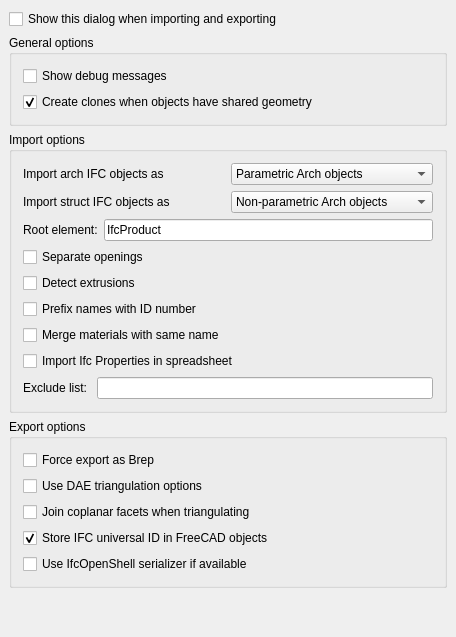
berndhahnebach/All_FreeCAD, file src/Mod/Arch/Resources/ui/preferences-ifc.ui: the form before one commit.
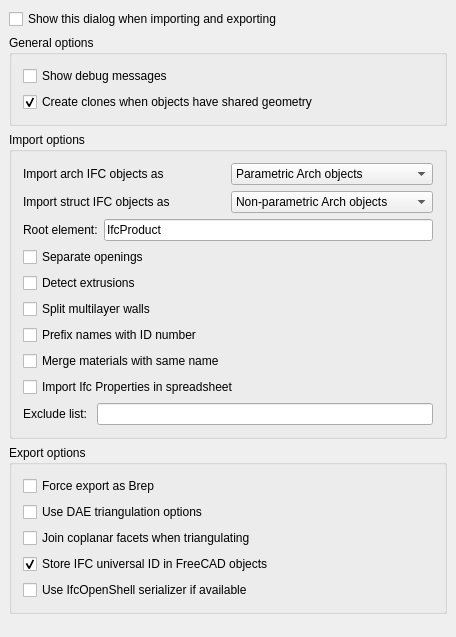
The form after the commit. Custom widgets are drawn as their Qt base class.

Commit message: Arch: support for layer splitting function of ifcopenshell

```diff
--- a/src/Mod/Arch/Resources/ui/preferences-ifc.ui
+++ b/src/Mod/Arch/Resources/ui/preferences-ifc.ui
@@ -248,6 +248,26 @@
         </item>
        </layout>
       </item>
+      <item>
+       <layout class="QHBoxLayout" name="horizontalLayout_17">
+        <item>
+         <widget class="Gui::PrefCheckBox" name="checkBox_11">
+          <property name="toolTip">
+           <string>Split walls made of multiple layers</string>
+          </property>
+          <property name="text">
+           <string>Split multilayer walls</string>
+          </property>
+          <property name="prefEntry" stdset="0">
+           <cstring>ifcSplitLayers</cstring>
+          </property>
+          <property name="prefPath" stdset="0">
+           <cstring>Mod/Arch</cstring>
+          </property>
+         </widget>
+        </item>
+       </layout>
+      </item>
       <item>
        <layout class="QHBoxLayout" name="horizontalLayout_12">
         <item>
```
The commit also changes 1 other file.
